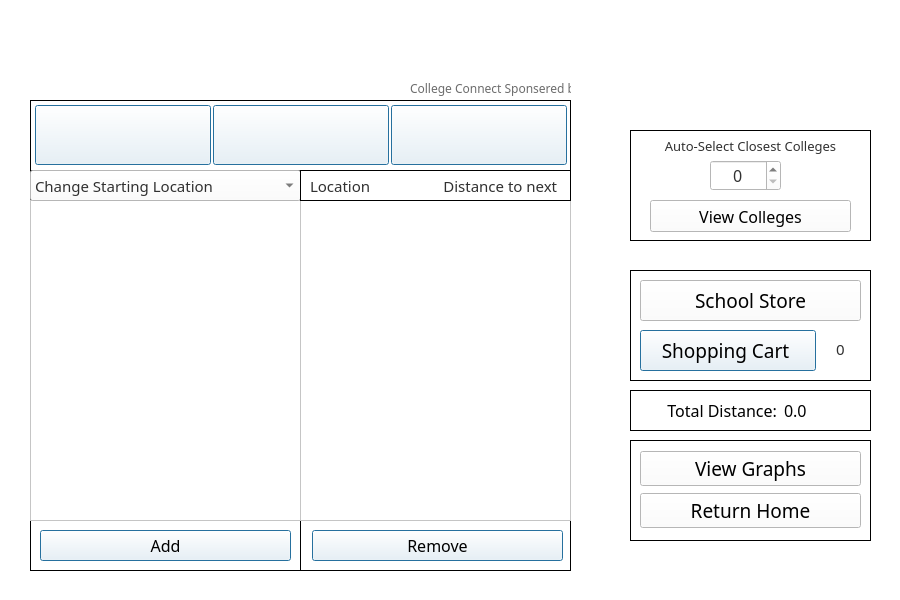
First picture: the form in tripplanner.ui, repository DannyCamacho/CollegeConnect, before the edit.
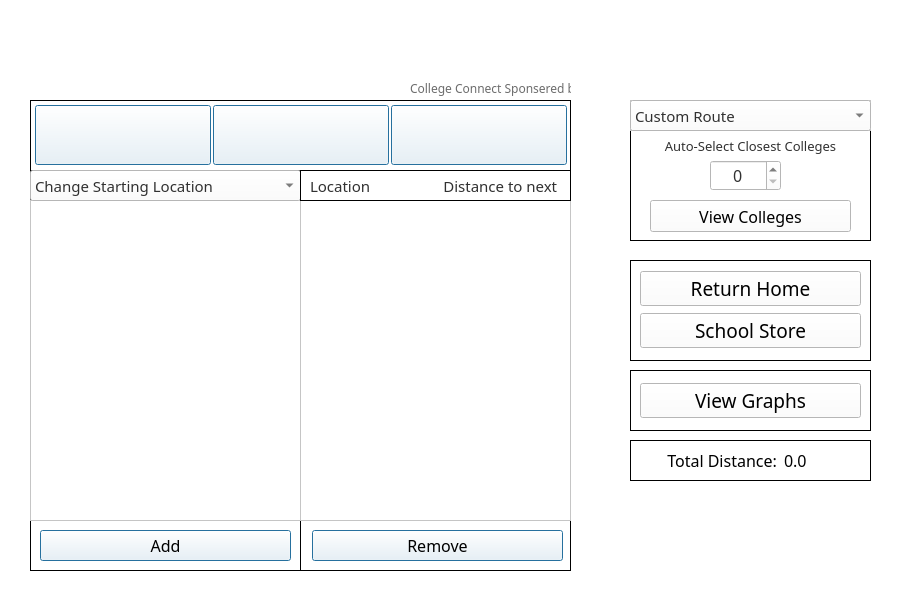
Second picture: the form after the edit. Icons and pictures are not drawn.

Commit message: addition of route choice and removal of shopping cart button in tripplanner.ui

The edit to the form file:
```diff
--- a/tripplanner.ui
+++ b/tripplanner.ui
@@ -21,9 +21,9 @@
     <property name="geometry">
      <rect>
       <x>630</x>
-      <y>270</y>
+      <y>260</y>
       <width>241</width>
-      <height>111</height>
+      <height>101</height>
      </rect>
     </property>
     <property name="styleSheet">
@@ -36,97 +36,19 @@
     <property name="frameShadow">
      <enum>QFrame::Plain</enum>
     </property>
-    <widget class="QFrame" name="bubble_frame">
-     <property name="geometry">
-      <rect>
-       <x>185</x>
-       <y>60</y>
-       <width>51</width>
-       <height>41</height>
-      </rect>
-     </property>
-     <property name="font">
-      <font>
-       <family>Mongolian Baiti</family>
-      </font>
-     </property>
-     <property name="styleSheet">
-      <string notr="true">background: none;</string>
-     </property>
-     <property name="frameShape">
-      <enum>QFrame::NoFrame</enum>
-     </property>
-     <property name="frameShadow">
-      <enum>QFrame::Plain</enum>
-     </property>
-     <widget class="QLabel" name="cart_quantity_display">
-      <property name="geometry">
-       <rect>
-        <x>0</x>
-        <y>-2</y>
-        <width>51</width>
-        <height>41</height>
-       </rect>
-      </property>
-      <property name="font">
-       <font>
-        <family>Mongolian Baiti</family>
-        <pointsize>11</pointsize>
-       </font>
-      </property>
-      <property name="styleSheet">
-       <string notr="true">background-color: none;
-color: rgb(49, 49, 49);</string>
-      </property>
-      <property name="text">
-       <string>0</string>
-      </property>
-      <property name="alignment">
-       <set>Qt::AlignCenter</set>
-      </property>
-     </widget>
-     <widget class="QLabel" name="bubble_photo">
-      <property name="geometry">
-       <rect>
-        <x>0</x>
-        <y>0</y>
-        <width>51</width>
-        <height>41</height>
-       </rect>
-      </property>
-      <property name="font">
-       <font>
-        <family>Mongolian Baiti</family>
-       </font>
-      </property>
-      <property name="styleSheet">
-       <string notr="true">image: url(:/bubble-removebg.png);</string>
-      </property>
-      <property name="text">
-       <string/>
-      </property>
-     </widget>
-    </widget>
-    <widget class="QPushButton" name="shopping_cart_pushButton">
-     <property name="geometry">
-      <rect>
-       <x>10</x>
-       <y>60</y>
-       <width>176</width>
-       <height>41</height>
-      </rect>
-     </property>
-     <property name="font">
-      <font>
-       <family>Mongolian Baiti</family>
-       <pointsize>14</pointsize>
-      </font>
-     </property>
-     <property name="layoutDirection">
-      <enum>Qt::RightToLeft</enum>
-     </property>
-     <property name="styleSheet">
-      <string notr="true">color: rgb(49, 49, 49);
+    <layout class="QVBoxLayout" name="verticalLayout_2">
+     <item>
+      <widget class="QPushButton" name="return_home_pushButton">
+       <property name="font">
+        <font>
+         <family>Mongolian Baiti</family>
+         <pointsize>14</pointsize>
+         <weight>50</weight>
+         <bold>false</bold>
+        </font>
+       </property>
+       <property name="styleSheet">
+        <string notr="true">color: rgb(49, 49, 49);
 background-color:  rgb(255, 255, 255);
 border-style: outset;
 border-width: 2px;
@@ -139,45 +61,24 @@
 	background-color: rgb(118, 158, 81);
     border-style: inset;
 }</string>
-     </property>
-     <property name="text">
-      <string>Shopping Cart </string>
-     </property>
-     <property name="icon">
-      <iconset resource="resources/resources.qrc">
-       <normaloff>:/school_store_logo-removebg.png</normaloff>:/school_store_logo-removebg.png</iconset>
-     </property>
-     <property name="iconSize">
-      <size>
-       <width>30</width>
-       <height>30</height>
-      </size>
-     </property>
-     <property name="autoDefault">
-      <bool>true</bool>
-     </property>
-     <property name="default">
-      <bool>true</bool>
-     </property>
-    </widget>
-    <widget class="QPushButton" name="school_store_pushButton">
-     <property name="geometry">
-      <rect>
-       <x>10</x>
-       <y>10</y>
-       <width>221</width>
-       <height>41</height>
-      </rect>
-     </property>
-     <property name="font">
-      <font>
-       <family>Mongolian Baiti</family>
-       <pointsize>14</pointsize>
-       <bold>false</bold>
-      </font>
-     </property>
-     <property name="styleSheet">
-      <string notr="true">color: rgb(49, 49, 49);
+       </property>
+       <property name="text">
+        <string>Return Home</string>
+       </property>
+      </widget>
+     </item>
+     <item>
+      <widget class="QPushButton" name="school_store_pushButton">
+       <property name="font">
+        <font>
+         <family>Mongolian Baiti</family>
+         <pointsize>14</pointsize>
+         <weight>50</weight>
+         <bold>false</bold>
+        </font>
+       </property>
+       <property name="styleSheet">
+        <string notr="true">color: rgb(49, 49, 49);
 background-color:  rgb(255, 255, 255);
 border-style: outset;
 border-width: 2px;
@@ -190,11 +91,13 @@
 	background-color: rgb(118, 158, 81);
     border-style: inset;
 }</string>
-     </property>
-     <property name="text">
-      <string>School Store</string>
-     </property>
-    </widget>
+       </property>
+       <property name="text">
+        <string>School Store</string>
+       </property>
+      </widget>
+     </item>
+    </layout>
    </widget>
    <widget class="QFrame" name="start_at_frame">
     <property name="geometry">
@@ -541,7 +444,7 @@
     <property name="geometry">
      <rect>
       <x>630</x>
-      <y>390</y>
+      <y>440</y>
       <width>241</width>
       <height>41</height>
      </rect>
@@ -602,9 +505,9 @@
     <property name="geometry">
      <rect>
       <x>630</x>
-      <y>440</y>
+      <y>370</y>
       <width>241</width>
-      <height>101</height>
+      <height>61</height>
      </rect>
     </property>
     <property name="font">
@@ -629,6 +532,7 @@
         <font>
          <family>Mongolian Baiti</family>
          <pointsize>14</pointsize>
+         <weight>50</weight>
          <bold>false</bold>
         </font>
        </property>
@@ -652,35 +556,6 @@
        </property>
       </widget>
      </item>
-     <item>
-      <widget class="QPushButton" name="return_home_pushButton">
-       <property name="font">
-        <font>
-         <family>Mongolian Baiti</family>
-         <pointsize>14</pointsize>
-         <bold>false</bold>
-        </font>
-       </property>
-       <property name="styleSheet">
-        <string notr="true">color: rgb(49, 49, 49);
-background-color:  rgb(255, 255, 255);
-border-style: outset;
-border-width: 2px;
-border-radius: 10px;
-border-color:rgb(118, 158, 81);
-min-width: 10em;
-padding: 6px;
-
-QPushButton#visit_store_button: clicked {
-	background-color: rgb(118, 158, 81);
-    border-style: inset;
-}</string>
-       </property>
-       <property name="text">
-        <string>Return Home</string>
-       </property>
-      </widget>
-     </item>
     </layout>
    </widget>
    <widget class="QFrame" name="plan_route_frame">
@@ -1424,6 +1299,347 @@
      </property>
     </widget>
    </widget>
+   <widget class="QFrame" name="frame">
+    <property name="geometry">
+     <rect>
+      <x>630</x>
+      <y>100</y>
+      <width>241</width>
+      <height>31</height>
+     </rect>
+    </property>
+    <property name="frameShape">
+     <enum>QFrame::StyledPanel</enum>
+    </property>
+    <property name="frameShadow">
+     <enum>QFrame::Raised</enum>
+    </property>
+    <widget class="QComboBox" name="starting_location_dropdown_2">
+     <property name="geometry">
+      <rect>
+       <x>0</x>
+       <y>0</y>
+       <width>241</width>
+       <height>31</height>
+      </rect>
+     </property>
+     <property name="palette">
+      <palette>
+       <active>
+        <colorrole role="WindowText">
+         <brush brushstyle="SolidPattern">
+          <color alpha="255">
+           <red>49</red>
+           <green>49</green>
+           <blue>49</blue>
+          </color>
+         </brush>
+        </colorrole>
+        <colorrole role="Button">
+         <brush brushstyle="SolidPattern">
+          <color alpha="255">
+           <red>255</red>
+           <green>255</green>
+           <blue>255</blue>
+          </color>
+         </brush>
+        </colorrole>
+        <colorrole role="Text">
+         <brush brushstyle="SolidPattern">
+          <color alpha="255">
+           <red>49</red>
+           <green>49</green>
+           <blue>49</blue>
+          </color>
+         </brush>
+        </colorrole>
+        <colorrole role="ButtonText">
+         <brush brushstyle="SolidPattern">
+          <color alpha="255">
+           <red>49</red>
+           <green>49</green>
+           <blue>49</blue>
+          </color>
+         </brush>
+        </colorrole>
+        <colorrole role="Base">
+         <brush brushstyle="SolidPattern">
+          <color alpha="255">
+           <red>255</red>
+           <green>255</green>
+           <blue>255</blue>
+          </color>
+         </brush>
+        </colorrole>
+        <colorrole role="Window">
+         <brush brushstyle="SolidPattern">
+          <color alpha="255">
+           <red>255</red>
+           <green>255</green>
+           <blue>255</blue>
+          </color>
+         </brush>
+        </colorrole>
+        <colorrole role="Highlight">
+         <brush brushstyle="SolidPattern">
+          <color alpha="255">
+           <red>159</red>
+           <green>11</green>
+           <blue>25</blue>
+          </color>
+         </brush>
+        </colorrole>
+        <colorrole role="HighlightedText">
+         <brush brushstyle="SolidPattern">
+          <color alpha="255">
+           <red>0</red>
+           <green>0</green>
+           <blue>0</blue>
+          </color>
+         </brush>
+        </colorrole>
+        <colorrole role="AlternateBase">
+         <brush brushstyle="SolidPattern">
+          <color alpha="255">
+           <red>225</red>
+           <green>225</green>
+           <blue>225</blue>
+          </color>
+         </brush>
+        </colorrole>
+        <colorrole role="PlaceholderText">
+         <brush brushstyle="SolidPattern">
+          <color alpha="255">
+           <red>49</red>
+           <green>49</green>
+           <blue>49</blue>
+          </color>
+         </brush>
+        </colorrole>
+       </active>
+       <inactive>
+        <colorrole role="WindowText">
+         <brush brushstyle="SolidPattern">
+          <color alpha="255">
+           <red>49</red>
+           <green>49</green>
+           <blue>49</blue>
+          </color>
+         </brush>
+        </colorrole>
+        <colorrole role="Button">
+         <brush brushstyle="SolidPattern">
+          <color alpha="255">
+           <red>255</red>
+           <green>255</green>
+           <blue>255</blue>
+          </color>
+         </brush>
+        </colorrole>
+        <colorrole role="Text">
+         <brush brushstyle="SolidPattern">
+          <color alpha="255">
+           <red>49</red>
+           <green>49</green>
+           <blue>49</blue>
+          </color>
+         </brush>
+        </colorrole>
+        <colorrole role="ButtonText">
+         <brush brushstyle="SolidPattern">
+          <color alpha="255">
+           <red>49</red>
+           <green>49</green>
+           <blue>49</blue>
+          </color>
+         </brush>
+        </colorrole>
+        <colorrole role="Base">
+         <brush brushstyle="SolidPattern">
+          <color alpha="255">
+           <red>255</red>
+           <green>255</green>
+           <blue>255</blue>
+          </color>
+         </brush>
+        </colorrole>
+        <colorrole role="Window">
+         <brush brushstyle="SolidPattern">
+          <color alpha="255">
+           <red>255</red>
+           <green>255</green>
+           <blue>255</blue>
+          </color>
+         </brush>
+        </colorrole>
+        <colorrole role="Highlight">
+         <brush brushstyle="SolidPattern">
+          <color alpha="255">
+           <red>159</red>
+           <green>11</green>
+           <blue>25</blue>
+          </color>
+         </brush>
+        </colorrole>
+        <colorrole role="HighlightedText">
+         <brush brushstyle="SolidPattern">
+          <color alpha="255">
+           <red>0</red>
+           <green>0</green>
+           <blue>0</blue>
+          </color>
+         </brush>
+        </colorrole>
+        <colorrole role="AlternateBase">
+         <brush brushstyle="SolidPattern">
+          <color alpha="255">
+           <red>225</red>
+           <green>225</green>
+           <blue>225</blue>
+          </color>
+         </brush>
+        </colorrole>
+        <colorrole role="PlaceholderText">
+         <brush brushstyle="SolidPattern">
+          <color alpha="255">
+           <red>49</red>
+           <green>49</green>
+           <blue>49</blue>
+          </color>
+         </brush>
+        </colorrole>
+       </inactive>
+       <disabled>
+        <colorrole role="WindowText">
+         <brush brushstyle="SolidPattern">
+          <color alpha="255">
+           <red>49</red>
+           <green>49</green>
+           <blue>49</blue>
+          </color>
+         </brush>
+        </colorrole>
+        <colorrole role="Button">
+         <brush brushstyle="SolidPattern">
+          <color alpha="255">
+           <red>255</red>
+           <green>255</green>
+           <blue>255</blue>
+          </color>
+         </brush>
+        </colorrole>
+        <colorrole role="Text">
+         <brush brushstyle="SolidPattern">
+          <color alpha="255">
+           <red>49</red>
+           <green>49</green>
+           <blue>49</blue>
+          </color>
+         </brush>
+        </colorrole>
+        <colorrole role="ButtonText">
+         <brush brushstyle="SolidPattern">
+          <color alpha="255">
+           <red>49</red>
+           <green>49</green>
+           <blue>49</blue>
+          </color>
+         </brush>
+        </colorrole>
+        <colorrole role="Base">
+         <brush brushstyle="SolidPattern">
+          <color alpha="255">
+           <red>255</red>
+           <green>255</green>
+           <blue>255</blue>
+          </color>
+         </brush>
+        </colorrole>
+        <colorrole role="Window">
+         <brush brushstyle="SolidPattern">
+          <color alpha="255">
+           <red>255</red>
+           <green>255</green>
+           <blue>255</blue>
+          </color>
+         </brush>
+        </colorrole>
+        <colorrole role="Highlight">
+         <brush brushstyle="SolidPattern">
+          <color alpha="255">
+           <red>159</red>
+           <green>11</green>
+           <blue>25</blue>
+          </color>
+         </brush>
+        </colorrole>
+        <colorrole role="HighlightedText">
+         <brush brushstyle="SolidPattern">
+          <color alpha="255">
+           <red>0</red>
+           <green>0</green>
+           <blue>0</blue>
+          </color>
+         </brush>
+        </colorrole>
+        <colorrole role="AlternateBase">
+         <brush brushstyle="SolidPattern">
+          <color alpha="255">
+           <red>225</red>
+           <green>225</green>
+           <blue>225</blue>
+          </color>
+         </brush>
+        </colorrole>
+        <colorrole role="PlaceholderText">
+         <brush brushstyle="SolidPattern">
+          <color alpha="255">
+           <red>49</red>
+           <green>49</green>
+           <blue>49</blue>
+          </color>
+         </brush>
+        </colorrole>
+       </disabled>
+      </palette>
+     </property>
+     <property name="font">
+      <font>
+       <family>Mongolian Baiti</family>
+       <pointsize>11</pointsize>
+      </font>
+     </property>
+     <property name="focusPolicy">
+      <enum>Qt::WheelFocus</enum>
+     </property>
+     <property name="styleSheet">
+      <string notr="true">color: rgb(49, 49, 49);
+background-color:  rgb(255, 255, 255);
+border-style: outset;
+border-width: 2px;
+border-color:rgb(118, 158, 81);
+min-width: 10em;
+padding: 6px;
+
+QPushButton#visit_store_button: clicked {
+	background-color: rgb(118, 158, 81);
+    border-style: inset;
+}</string>
+     </property>
+     <property name="maxVisibleItems">
+      <number>15</number>
+     </property>
+     <property name="placeholderText">
+      <string>Custom Route</string>
+     </property>
+     <property name="frame">
+      <bool>true</bool>
+     </property>
+     <property name="modelColumn">
+      <number>0</number>
+     </property>
+    </widget>
+   </widget>
   </widget>
  </widget>
  <resources>
```
Left out of the diff: 22 changed lines with no effect on the pictures.
